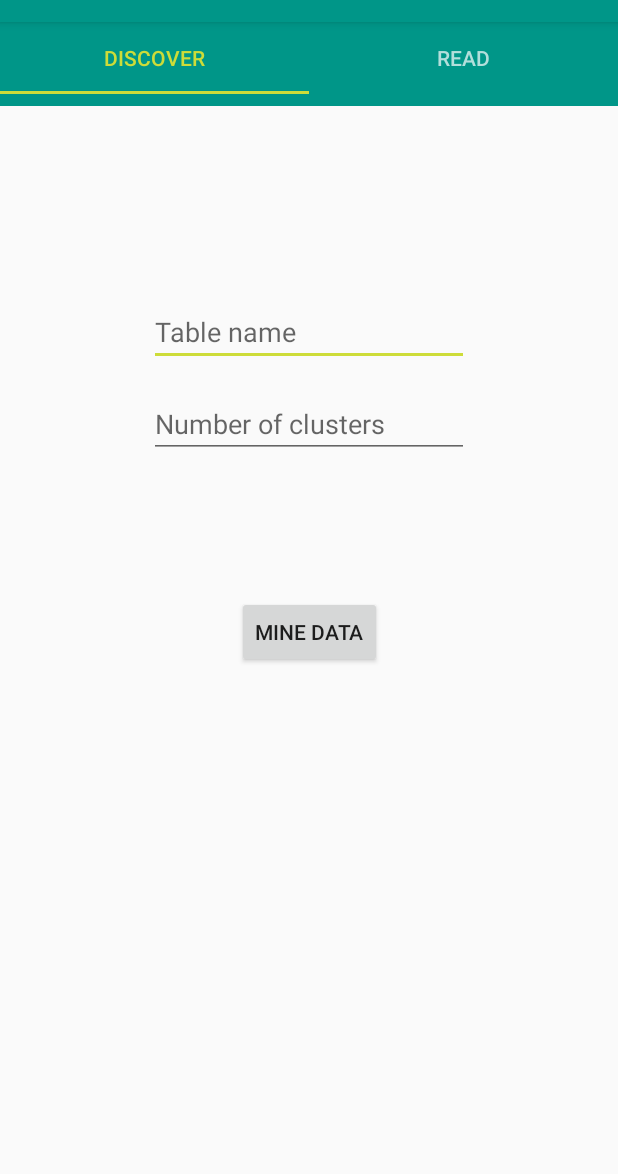
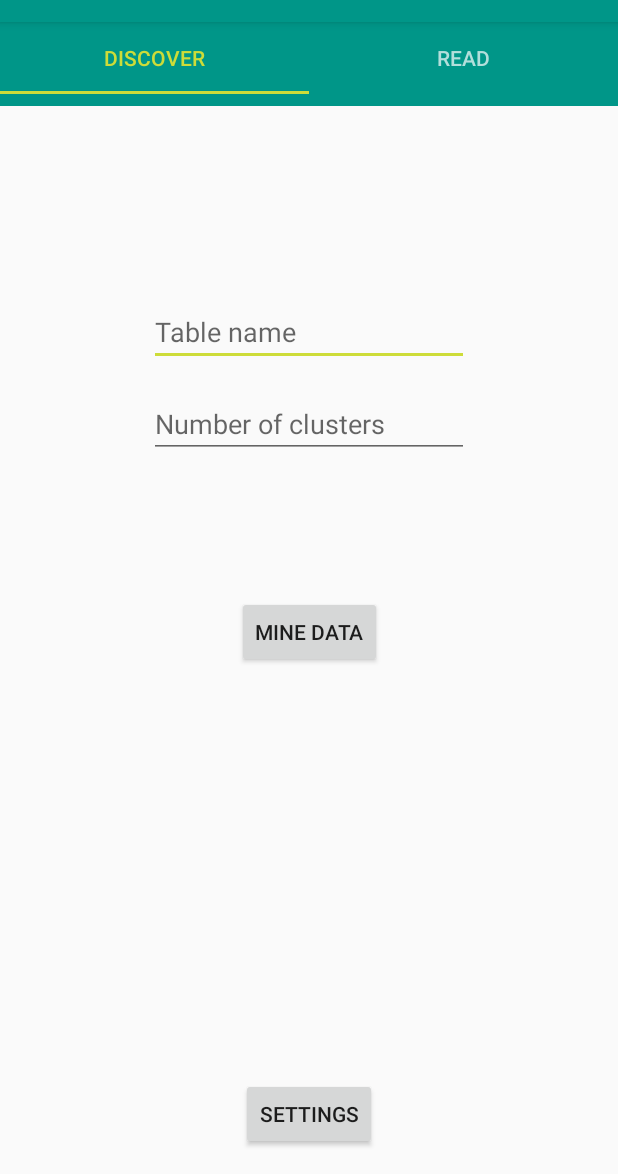
Before and after one commit to PRFina/MAP-KMeans-AndroidClient, an Android app: the screen it shows after launch (MainActivity), on a phone screen of 412 x 824 dp, the part 62-1236 px from its top. Run offline under Robolectric (Android 15) with nearby library versions, the phone set to English and light mode, and no system bars.

Commit message:
Add activity to setup app preferences

```diff
--- a/app/build.gradle
+++ b/app/build.gradle
@@ -28,4 +28,6 @@ dependencies {
     implementation 'com.android.support:recyclerview-v7:27.1.1'
     implementation 'com.android.support:design:27.1.1'
     implementation 'com.android.support:support-v4:27.1.1'
+    // Preferences
+    implementation 'com.android.support:preference-v7:27.1.1'
 }
--- a/app/src/main/java/it/kminer/activities/clusterInfo/TableExamplesRecyclerAdapter.java
+++ b/app/src/main/java/it/kminer/activities/clusterInfo/TableExamplesRecyclerAdapter.java
@@ -12,6 +12,10 @@ import it.kminer.R;
 import it.kminer.models.Cluster;
 import it.kminer.models.Example;
 
+/**
+ * This class extends and implements a RecyclerView Adapter to show a list of
+ * {@link it.kminer.models.Example}
+ */
 public class TableExamplesRecyclerAdapter extends RecyclerView.Adapter<TableExamplesRecyclerAdapter.ViewHolder> {
 
     private Context context;
@@ -44,7 +48,7 @@ public class TableExamplesRecyclerAdapter extends RecyclerView.Adapter<TableExam
         return cluster.getExamples().size();
     }
 
-    class ViewHolder extends RecyclerView.ViewHolder{
+    public class ViewHolder extends RecyclerView.ViewHolder{
         private TextView example;
         private TextView distance;
 
--- a/app/src/main/java/it/kminer/activities/main/MainActivity.java
+++ b/app/src/main/java/it/kminer/activities/main/MainActivity.java
@@ -1,5 +1,6 @@
 package it.kminer.activities.main;
 
+import android.content.Intent;
 import android.content.IntentFilter;
 import android.net.ConnectivityManager;
 import android.support.design.widget.TabLayout;
@@ -9,10 +10,13 @@ import android.support.v7.app.ActionBar;
 import android.support.v7.app.AppCompatActivity;
 import android.os.Bundle;
 import android.util.Log;
+import android.view.View;
+import android.widget.Button;
 
 import it.kminer.R;
 import it.kminer.activities.main.fragments.DiscoverFragment;
 import it.kminer.activities.main.fragments.ReadFragment;
+import it.kminer.activities.settings.SettingsActivity;
 
 
 /**
@@ -52,8 +56,13 @@ public class MainActivity extends AppCompatActivity {
         registerReceiver( connectivityReceiver,
                 new IntentFilter(ConnectivityManager.CONNECTIVITY_ACTION));
 
-        Log.d(TAG,"onCreate() called");
-
+        Button settingsBtn = findViewById(R.id.activity_main_btn_settings);
+        settingsBtn.setOnClickListener(new View.OnClickListener() {
+            @Override
+            public void onClick(View view) {
+                startActivity(new Intent(MainActivity.this, SettingsActivity.class));
+            }
+        });
     }
 
 
--- a/app/src/main/res/layout/activity_main.xml
+++ b/app/src/main/res/layout/activity_main.xml
@@ -26,6 +26,17 @@
                 app:tabTextColor="@color/primary_light"
                 app:tabSelectedTextColor="@color/accent"
                 app:tabGravity="fill"/>
-        </android.support.v4.view.ViewPager>
+
+    </android.support.v4.view.ViewPager>
+
+    <Button
+        android:id="@+id/activity_main_btn_settings"
+        android:layout_width="wrap_content"
+        android:layout_height="wrap_content"
+        android:layout_marginBottom="16dp"
+        android:text="Settings"
+        app:layout_constraintBottom_toBottomOf="parent"
+        app:layout_constraintEnd_toEndOf="parent"
+        app:layout_constraintStart_toStartOf="parent" />
 
 </android.support.constraint.ConstraintLayout>
--- a/app/src/main/res/values/strings.xml
+++ b/app/src/main/res/values/strings.xml
@@ -12,17 +12,16 @@
     <string name="fragment_read_tab_title">Discover</string>
 
     <!-- TODO: Remove or change this placeholder text -->
-    <string name="hello_blank_fragment">Hello blank fragment</string>
+
     <string name="title_activity_main">ActivityMain</string>
 
     <!-- Action Bar -->
     <string name="title_actionBar_clusters">Clusters</string>
     <string name="title_actionBar_clusterInfo">Cluster Stats</string>
+    <string name="title_actionBar_settings">K-Miner Settings</string>
 
     <!-- Errors -->
     <string name="error_noNetwork"> You are not connected to any network, please connect to</string>
 
-    <string name="server_address">10.0.2.2</string>
-    <string name="server_port">9999</string>
 
 </resources>
```
Also changed, not shown: app/src/main/AndroidManifest.xml (+10 -11 lines), app/src/main/java/it/kminer/activities/main/asyncTasks/FetchDataAsyncTask.java (+8 -2 lines), app/src/main/java/it/kminer/activities/settings/PrefsFragment.java (added, +26 -0 lines), app/src/main/java/it/kminer/activities/settings/SettingsActivity.java (added, +21 -0 lines), app/src/main/res/xml/preferences.xml (added, +20 -0 lines).
